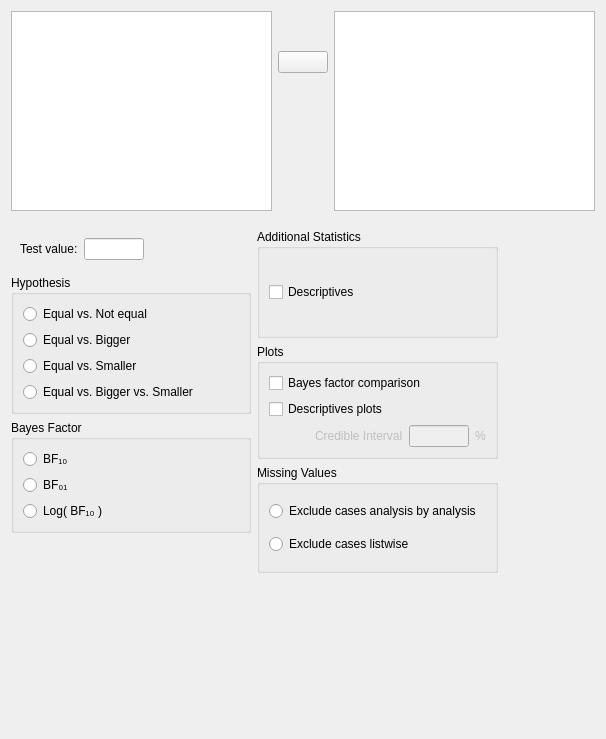
This is JASP-Desktop/analysisforms/Bain/bainttestbayesianonesampleform.ui in jasp-stats/jasp-desktop as Qt 5 draws it before an edit. The edited form follows.
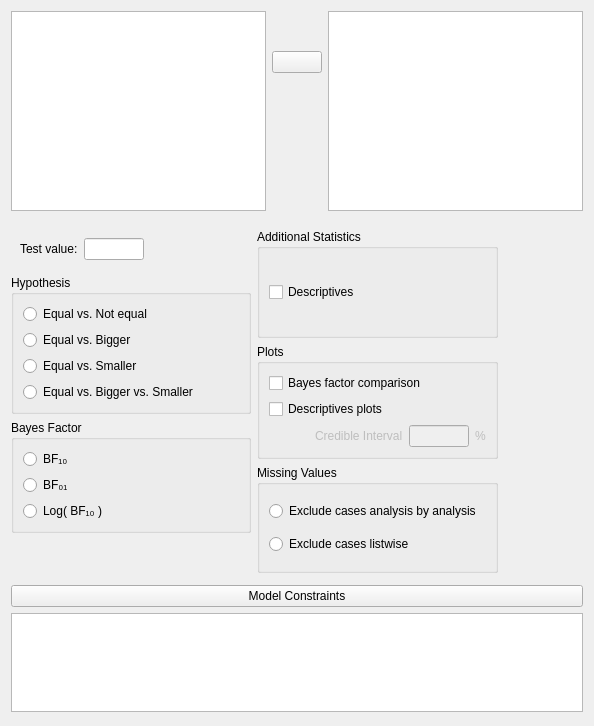
This is the edited form. Custom widgets are drawn as their Qt base class.

Commit message: Model constraints widget added to Bain module

```diff
--- a/JASP-Desktop/analysisforms/Bain/bainttestbayesianonesampleform.ui
+++ b/JASP-Desktop/analysisforms/Bain/bainttestbayesianonesampleform.ui
@@ -6,8 +6,8 @@
    <rect>
     <x>0</x>
     <y>0</y>
-    <width>606</width>
-    <height>739</height>
+    <width>594</width>
+    <height>726</height>
    </rect>
   </property>
   <property name="sizePolicy">
@@ -23,6 +23,49 @@
    <property name="verticalSpacing">
     <number>0</number>
    </property>
+   <item row="2" column="0">
+    <widget class="QWidget" name="constraintsWidget" native="true">
+     <layout class="QGridLayout" name="gridLayout_11">
+      <property name="leftMargin">
+       <number>0</number>
+      </property>
+      <property name="rightMargin">
+       <number>0</number>
+      </property>
+      <property name="bottomMargin">
+       <number>3</number>
+      </property>
+      <item row="2" column="0">
+       <widget class="QWidget" name="model_constraints" native="true">
+        <layout class="QGridLayout" name="gridLayout_14">
+         <property name="leftMargin">
+          <number>0</number>
+         </property>
+         <property name="topMargin">
+          <number>0</number>
+         </property>
+         <property name="rightMargin">
+          <number>0</number>
+         </property>
+         <property name="bottomMargin">
+          <number>0</number>
+         </property>
+         <item row="0" column="1">
+          <widget class="BoundTextEdit" name="model"/>
+         </item>
+        </layout>
+       </widget>
+      </item>
+      <item row="0" column="0">
+       <widget class="ExpanderButton" name="constraintsExpander">
+        <property name="text">
+         <string>Model Constraints</string>
+        </property>
+       </widget>
+      </item>
+     </layout>
+    </widget>
+   </item>
    <item row="0" column="0">
     <widget class="QWidget" name="topWidget" native="true">
      <property name="sizePolicy">
@@ -635,14 +678,20 @@
  </widget>
  <customwidgets>
   <customwidget>
-   <class>AssignButton</class>
+   <class>BoundCheckBox</class>
+   <extends>QCheckBox</extends>
+   <header>widgets/boundcheckbox.h</header>
+  </customwidget>
+  <customwidget>
+   <class>BoundGroupBox</class>
+   <extends>QGroupBox</extends>
+   <header>widgets/boundgroupbox.h</header>
+   <container>1</container>
+  </customwidget>
+  <customwidget>
+   <class>ExpanderButton</class>
    <extends>QPushButton</extends>
-   <header>widgets/assignbutton.h</header>
-  </customwidget>
-  <customwidget>
-   <class>AvailableFieldsListView</class>
-   <extends>QListView</extends>
-   <header>widgets/availablefieldslistview.h</header>
+   <header>widgets/expanderbutton.h</header>
   </customwidget>
   <customwidget>
    <class>GroupBox</class>
@@ -656,15 +705,19 @@
    <header>widgets/boundtextbox.h</header>
   </customwidget>
   <customwidget>
-   <class>BoundGroupBox</class>
-   <extends>QGroupBox</extends>
-   <header>widgets/boundgroupbox.h</header>
-   <container>1</container>
+   <class>BoundTextEdit</class>
+   <extends>QPlainTextEdit</extends>
+   <header>widgets/boundtextedit.h</header>
   </customwidget>
   <customwidget>
-   <class>BoundCheckBox</class>
-   <extends>QCheckBox</extends>
-   <header>widgets/boundcheckbox.h</header>
+   <class>AssignButton</class>
+   <extends>QPushButton</extends>
+   <header>widgets/assignbutton.h</header>
+  </customwidget>
+  <customwidget>
+   <class>AvailableFieldsListView</class>
+   <extends>QListView</extends>
+   <header>widgets/availablefieldslistview.h</header>
   </customwidget>
   <customwidget>
    <class>BoundListView</class>
```
Left out of the diff: 13 changed lines with no effect on the pictures. The commit also changes 24 other files.
